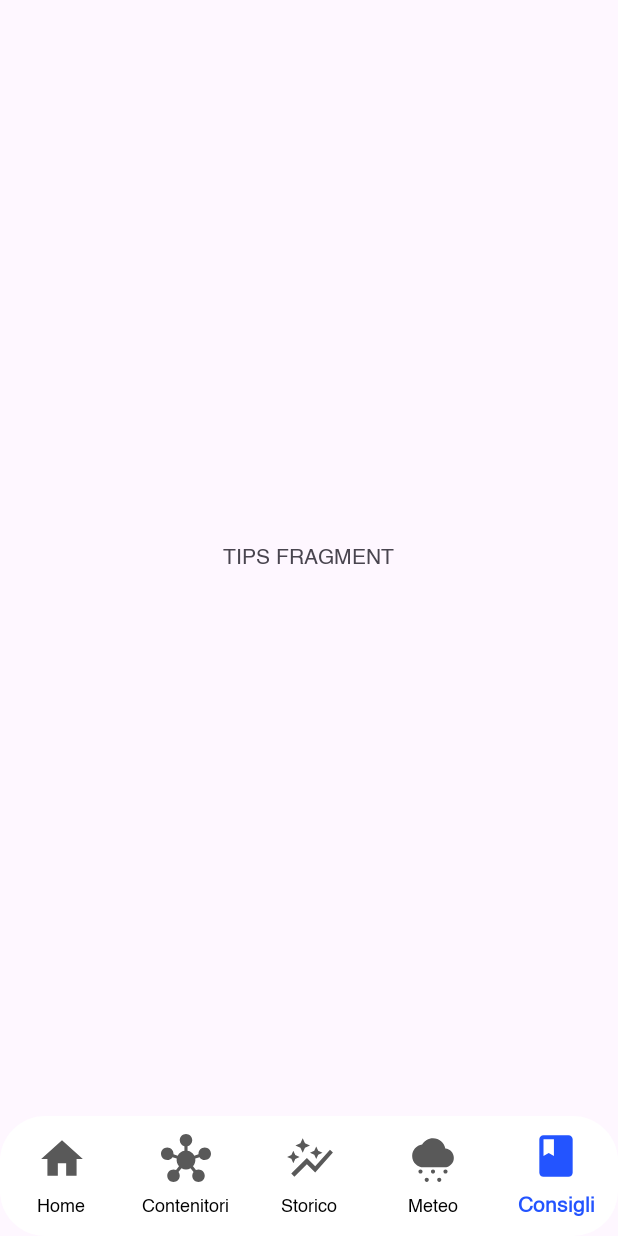
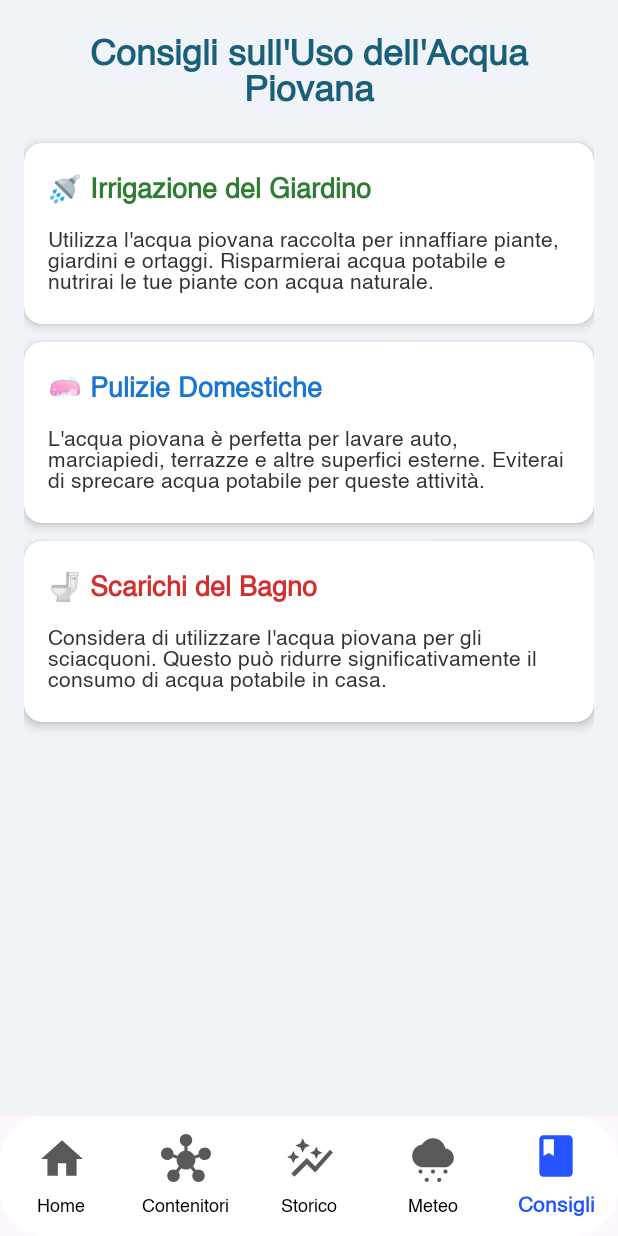
Before and after one commit to SebastianoBoato/Rain, an Android app: the TipsFragment screen opened through its navigation route, on a phone screen of 412 x 824 dp. Run offline under Robolectric (Android 15) with nearby library versions, the light colour scheme and no system bars; our stand-ins replace Firebase (no records; nobody signed in at launch, a user with empty details on screens opened directly), navigation-ui.

Commit message:
start fragrmenttips

```diff
--- a/app/src/main/java/com/example/rain/dashboard/TipsFragment.java
+++ b/app/src/main/java/com/example/rain/dashboard/TipsFragment.java
@@ -1,44 +1,23 @@
 package com.example.rain.dashboard;
 
 import android.os.Bundle;
-
 import androidx.fragment.app.Fragment;
-
 import android.view.LayoutInflater;
 import android.view.View;
 import android.view.ViewGroup;
-
 import com.example.rain.R;
 
-/**
- * Fragment che gestisce la schermata dei consigli (Tips).
- * Può essere utilizzato per mostrare suggerimenti sull'uso dell'acqua raccolta
- * o altre pratiche sostenibili.
- */
 public class TipsFragment extends Fragment {
-
-    // Variabile per mantenere un riferimento alla vista radice del layout del Fragment.
     View view;
 
-    /**
-     * Metodo chiamato per creare e restituire la vista associata al Fragment.
-     * @param inflater oggetto per gonfiare (inflate) il layout del Fragment.
-     * @param container il contenitore che ospita la vista del Fragment.
-     * @param savedInstanceState dati salvati dallo stato precedente, se disponibili.
-     * @return la vista creata per il Fragment.
-     */
     @Override
     public View onCreateView(LayoutInflater inflater, ViewGroup container, Bundle savedInstanceState) {
-
-        // Gonfia il layout XML associato al Fragment e assegna la vista radice a 'view'.
+        // Gonfia il layout XML associato al Fragment
         view = inflater.inflate(R.layout.fragment_tips, container, false);
 
-        // QUA IN MEZZO VA L'IMPLEMENTAZIONE
-        // Qui puoi inizializzare e configurare i componenti della vista, ad esempio:
-        // - Una lista di suggerimenti dinamici.
-        // - Testo informativo o immagini relative ai consigli.
-        // - Pulsanti per condividere suggerimenti sui social o salvarli localmente.
+        // Qui puoi aggiungere eventuali inizializzazioni aggiuntive se necessario
+        // Ad esempio, gestione di bottoni, liste dinamiche, ecc.
 
-        return view; // Restituisce la vista radice del Fragment.
+        return view;
     }
 }
--- a/app/src/main/res/layout/fragment_tips.xml
+++ b/app/src/main/res/layout/fragment_tips.xml
@@ -1,14 +1,123 @@
 <?xml version="1.0" encoding="utf-8"?>
 <FrameLayout xmlns:android="http://schemas.android.com/apk/res/android"
     xmlns:tools="http://schemas.android.com/tools"
+    xmlns:app="http://schemas.android.com/apk/res-auto"
     android:layout_width="match_parent"
     android:layout_height="match_parent"
+    android:background="#F0F4F8"
     tools:context=".dashboard.TipsFragment">
 
-    <TextView
-        android:layout_width="wrap_content"
-        android:layout_height="wrap_content"
-        android:layout_gravity="center"
-        android:text="TIPS FRAGMENT" />
+    <ScrollView
+        android:layout_width="match_parent"
+        android:layout_height="match_parent">
+
+        <LinearLayout
+            android:layout_width="match_parent"
+            android:layout_height="wrap_content"
+            android:orientation="vertical"
+            android:padding="16dp">
+
+            <TextView
+                android:layout_width="match_parent"
+                android:layout_height="wrap_content"
+                android:text="Consigli sull'Uso dell'Acqua Piovana"
+                android:textSize="24sp"
+                android:textStyle="bold"
+                android:textColor="#1A5F7A"
+                android:gravity="center"
+                android:layout_marginBottom="16dp"/>
+
+            <androidx.cardview.widget.CardView
+                android:layout_width="match_parent"
+                android:layout_height="wrap_content"
+                android:layout_marginBottom="12dp"
+                app:cardCornerRadius="12dp"
+                app:cardElevation="4dp">
+
+                <LinearLayout
+                    android:layout_width="match_parent"
+                    android:layout_height="wrap_content"
+                    android:orientation="vertical"
+                    android:padding="16dp">
+
+                    <TextView
+                        android:layout_width="match_parent"
+                        android:layout_height="wrap_content"
+                        android:text="🚿 Irrigazione del Giardino"
+                        android:textStyle="bold"
+                        android:textSize="18sp"
+                        android:textColor="#2E7D32"
+                        android:layout_marginBottom="8dp"/>
+
+                    <TextView
+                        android:layout_width="match_parent"
+                        android:layout_height="wrap_content"
+                        android:text="Utilizza l'acqua piovana raccolta per innaffiare piante, giardini e ortaggi. Risparmierai acqua potabile e nutrirai le tue piante con acqua naturale."
+                        android:textColor="#333333"/>
+                </LinearLayout>
+            </androidx.cardview.widget.CardView>
+
+            <androidx.cardview.widget.CardView
+                android:layout_width="match_parent"
+                android:layout_height="wrap_content"
+                android:layout_marginBottom="12dp"
+                app:cardCornerRadius="12dp"
+                app:cardElevation="4dp">
+
+                <LinearLayout
+                    android:layout_width="match_parent"
+                    android:layout_height="wrap_content"
+                    android:orientation="vertical"
+                    android:padding="16dp">
+
+                    <TextView
+                        android:layout_width="match_parent"
+                        android:layout_height="wrap_content"
+                        android:text="🧼 Pulizie Domestiche"
+                        android:textStyle="bold"
+                        android:textSize="18sp"
+                        android:textColor="#1976D2"
+                        android:layout_marginBottom="8dp"/>
+
+                    <TextView
+                        android:layout_width="match_parent"
+                        android:layout_height="wrap_content"
+                        android:text="L'acqua piovana è perfetta per lavare auto, marciapiedi, terrazze e altre superfici esterne. Eviterai di sprecare acqua potabile per queste attività."
+                        android:textColor="#333333"/>
+                </LinearLayout>
+            </androidx.cardview.widget.CardView>
+
+            <androidx.cardview.widget.CardView
+                android:layout_width="match_parent"
+                android:layout_height="wrap_content"
+                android:layout_marginBottom="12dp"
+                app:cardCornerRadius="12dp"
+                app:cardElevation="4dp">
+
+                <LinearLayout
+                    android:layout_width="match_parent"
+                    android:layout_height="wrap_content"
+                    android:orientation="vertical"
+                    android:padding="16dp">
+
+                    <TextView
+                        android:layout_width="match_parent"
+                        android:layout_height="wrap_content"
+                        android:text="🚽 Scarichi del Bagno"
+                        android:textStyle="bold"
+                        android:textSize="18sp"
+                        android:textColor="#D32F2F"
+                        android:layout_marginBottom="8dp"/>
+
+                    <TextView
+                        android:layout_width="match_parent"
+                        android:layout_height="wrap_content"
+                        android:text="Considera di utilizzare l'acqua piovana per gli sciacquoni. Questo può ridurre significativamente il consumo di acqua potabile in casa."
+                        android:textColor="#333333"/>
+                </LinearLayout>
+            </androidx.cardview.widget.CardView>
+
+        </LinearLayout>
+    </ScrollView>
 
 </FrameLayout>
```
